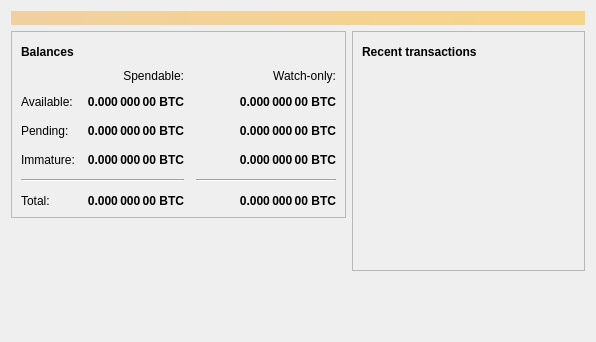
This is src/qt/forms/overviewpage.ui in iamdavidfrancis/snekcoin as Qt 5 draws it before an edit. The edited form follows.
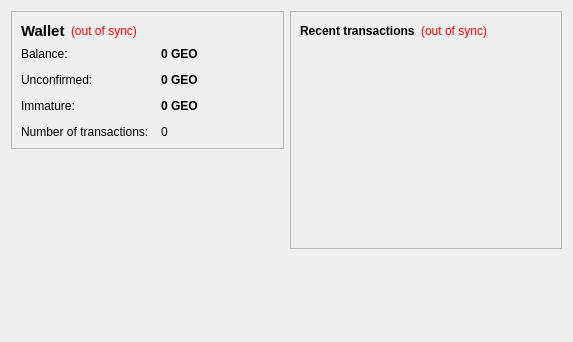
This is the edited form. Icons and pictures are not drawn.

The edit to the form file:
```diff
--- a/src/qt/forms/overviewpage.ui
+++ b/src/qt/forms/overviewpage.ui
@@ -6,31 +6,13 @@
    <rect>
     <x>0</x>
     <y>0</y>
-    <width>596</width>
+    <width>573</width>
     <height>342</height>
    </rect>
   </property>
   <property name="windowTitle">
    <string>Form</string>
   </property>
-  <layout class="QVBoxLayout" name="topLayout">
-   <item>
-    <widget class="QLabel" name="labelAlerts">
-     <property name="visible">
-      <bool>false</bool>
-     </property>
-     <property name="styleSheet">
-      <string notr="true">background-color: qlineargradient(x1: 0, y1: 0, x2: 1, y2: 0, stop:0 #F0D0A0, stop:1 #F8D488); color:#000000;</string>
-     </property>
-     <property name="wordWrap">
-      <bool>true</bool>
-     </property>
-     <property name="margin">
-      <number>3</number>
-     </property>
-    </widget>
-   </item>
-   <item>
     <layout class="QHBoxLayout" name="horizontalLayout" stretch="1,1">
      <item>
       <layout class="QVBoxLayout" name="verticalLayout_2">
@@ -49,202 +31,33 @@
              <widget class="QLabel" name="label_5">
               <property name="font">
                <font>
+              <pointsize>11</pointsize>
                 <weight>75</weight>
                 <bold>true</bold>
                </font>
               </property>
               <property name="text">
-               <string>Balances</string>
+             <string>Wallet</string>
               </property>
              </widget>
             </item>
             <item>
-             <widget class="QPushButton" name="labelWalletStatus">
-              <property name="enabled">
-               <bool>false</bool>
-              </property>
-              <property name="maximumSize">
-               <size>
-                <width>30</width>
-                <height>16777215</height>
-               </size>
-              </property>
+           <widget class="QLabel" name="labelWalletStatus">
               <property name="toolTip">
-               <string>The displayed information may be out of date. Your wallet automatically synchronizes with the Snekcoin network after a connection is established, but this process has not completed yet.</string>
-              </property>
-              <property name="text">
-               <string/>
-              </property>
-              <property name="icon">
-               <iconset resource="../bitcoin.qrc">
-                <normaloff>:/icons/warning</normaloff>
-                <disabledoff>:/icons/warning</disabledoff>:/icons/warning</iconset>
-              </property>
-              <property name="iconSize">
-               <size>
-                <width>24</width>
-                <height>24</height>
-               </size>
-              </property>
-              <property name="flat">
-               <bool>true</bool>
-              </property>
-             </widget>
-            </item>
-            <item>
-             <spacer name="horizontalSpacer_3">
-              <property name="orientation">
-               <enum>Qt::Horizontal</enum>
-              </property>
-              <property name="sizeHint" stdset="0">
-               <size>
-                <width>40</width>
-                <height>20</height>
-               </size>
-              </property>
-             </spacer>
-            </item>
-           </layout>
-          </item>
-          <item>
-           <layout class="QGridLayout" name="gridLayout">
-            <property name="spacing">
-             <number>12</number>
-            </property>
-            <item row="2" column="2">
-             <widget class="QLabel" name="labelWatchPending">
-              <property name="font">
-               <font>
-                <weight>75</weight>
-                <bold>true</bold>
-               </font>
-              </property>
-              <property name="cursor">
-               <cursorShape>IBeamCursor</cursorShape>
-              </property>
-              <property name="toolTip">
-               <string>Unconfirmed transactions to watch-only addresses</string>
-              </property>
+             <string>The displayed information may be out of date. Your wallet automatically synchronizes with the SnekCoin network after a connection is established, but this process has not completed yet.</string>
+            </property>
+            <property name="styleSheet">
+             <string notr="true">QLabel { color: red; }</string>
+            </property>
               <property name="text">
-               <string notr="true">0.000 000 00 BTC</string>
+             <string notr="true">(out of sync)</string>
               </property>
               <property name="alignment">
-               <set>Qt::AlignRight|Qt::AlignTrailing|Qt::AlignVCenter</set>
-              </property>
-              <property name="textInteractionFlags">
-               <set>Qt::LinksAccessibleByMouse|Qt::TextSelectableByKeyboard|Qt::TextSelectableByMouse</set>
-              </property>
-             </widget>
-            </item>
-            <item row="2" column="1">
-             <widget class="QLabel" name="labelUnconfirmed">
-              <property name="font">
-               <font>
-                <weight>75</weight>
-                <bold>true</bold>
-               </font>
-              </property>
-              <property name="cursor">
-               <cursorShape>IBeamCursor</cursorShape>
-              </property>
-              <property name="toolTip">
-               <string>Total of transactions that have yet to be confirmed, and do not yet count toward the spendable balance</string>
-              </property>
-              <property name="text">
-               <string notr="true">0.000 000 00 BTC</string>
-              </property>
-              <property name="alignment">
-               <set>Qt::AlignRight|Qt::AlignTrailing|Qt::AlignVCenter</set>
-              </property>
-              <property name="textInteractionFlags">
-               <set>Qt::LinksAccessibleByMouse|Qt::TextSelectableByKeyboard|Qt::TextSelectableByMouse</set>
-              </property>
-             </widget>
-            </item>
-            <item row="3" column="2">
-             <widget class="QLabel" name="labelWatchImmature">
-              <property name="font">
-               <font>
-                <weight>75</weight>
-                <bold>true</bold>
-               </font>
-              </property>
-              <property name="cursor">
-               <cursorShape>IBeamCursor</cursorShape>
-              </property>
-              <property name="toolTip">
-               <string>Mined balance in watch-only addresses that has not yet matured</string>
-              </property>
-              <property name="text">
-               <string notr="true">0.000 000 00 BTC</string>
-              </property>
-              <property name="alignment">
-               <set>Qt::AlignRight|Qt::AlignTrailing|Qt::AlignVCenter</set>
-              </property>
-              <property name="textInteractionFlags">
-               <set>Qt::LinksAccessibleByMouse|Qt::TextSelectableByKeyboard|Qt::TextSelectableByMouse</set>
-              </property>
-             </widget>
-            </item>
-            <item row="4" column="0" colspan="2">
-             <widget class="Line" name="line">
-              <property name="orientation">
-               <enum>Qt::Horizontal</enum>
-              </property>
-             </widget>
-            </item>
-            <item row="4" column="2">
-             <widget class="Line" name="lineWatchBalance">
-              <property name="sizePolicy">
-               <sizepolicy hsizetype="Preferred" vsizetype="Fixed">
-                <horstretch>0</horstretch>
-                <verstretch>0</verstretch>
-               </sizepolicy>
-              </property>
-              <property name="minimumSize">
-               <size>
-                <width>140</width>
-                <height>0</height>
-               </size>
-              </property>
-              <property name="orientation">
-               <enum>Qt::Horizontal</enum>
-              </property>
-             </widget>
-            </item>
-            <item row="5" column="0">
-             <widget class="QLabel" name="labelTotalText">
-              <property name="text">
-               <string>Total:</string>
-              </property>
-             </widget>
-            </item>
-            <item row="3" column="1">
-             <widget class="QLabel" name="labelImmature">
-              <property name="font">
-               <font>
-                <weight>75</weight>
-                <bold>true</bold>
-               </font>
-              </property>
-              <property name="cursor">
-               <cursorShape>IBeamCursor</cursorShape>
-              </property>
-              <property name="toolTip">
-               <string>Mined balance that has not yet matured</string>
-              </property>
-              <property name="text">
-               <string notr="true">0.000 000 00 BTC</string>
-              </property>
-              <property name="alignment">
-               <set>Qt::AlignRight|Qt::AlignTrailing|Qt::AlignVCenter</set>
-              </property>
-              <property name="textInteractionFlags">
-               <set>Qt::LinksAccessibleByMouse|Qt::TextSelectableByKeyboard|Qt::TextSelectableByMouse</set>
-              </property>
-             </widget>
-            </item>
-            <item row="2" column="3">
+             <set>Qt::AlignLeading|Qt::AlignLeft|Qt::AlignVCenter</set>
+            </property>
+           </widget>
+          </item>
+          <item>
              <spacer name="horizontalSpacer_2">
               <property name="orientation">
                <enum>Qt::Horizontal</enum>
@@ -257,40 +70,28 @@
               </property>
              </spacer>
             </item>
-            <item row="3" column="0">
-             <widget class="QLabel" name="labelImmatureText">
-              <property name="text">
-               <string>Immature:</string>
-              </property>
-             </widget>
-            </item>
-            <item row="5" column="1">
-             <widget class="QLabel" name="labelTotal">
-              <property name="font">
-               <font>
-                <weight>75</weight>
-                <bold>true</bold>
-               </font>
-              </property>
-              <property name="cursor">
-               <cursorShape>IBeamCursor</cursorShape>
-              </property>
-              <property name="toolTip">
-               <string>Your current total balance</string>
-              </property>
+         </layout>
+        </item>
+        <item>
+         <layout class="QFormLayout" name="formLayout_2">
+          <property name="fieldGrowthPolicy">
+           <enum>QFormLayout::AllNonFixedFieldsGrow</enum>
+          </property>
+          <property name="horizontalSpacing">
+           <number>12</number>
+          </property>
+          <property name="verticalSpacing">
+           <number>12</number>
+          </property>
+          <item row="0" column="0">
+           <widget class="QLabel" name="label">
               <property name="text">
-               <string notr="true">0.000 000 00 BTC</string>
-              </property>
-              <property name="alignment">
-               <set>Qt::AlignRight|Qt::AlignTrailing|Qt::AlignVCenter</set>
-              </property>
-              <property name="textInteractionFlags">
-               <set>Qt::LinksAccessibleByMouse|Qt::TextSelectableByKeyboard|Qt::TextSelectableByMouse</set>
-              </property>
-             </widget>
-            </item>
-            <item row="5" column="2">
-             <widget class="QLabel" name="labelWatchTotal">
+             <string>Balance:</string>
+            </property>
+           </widget>
+          </item>
+          <item row="0" column="1">
+           <widget class="QLabel" name="labelBalance">
               <property name="font">
                <font>
                 <weight>75</weight>
@@ -301,38 +102,25 @@
                <cursorShape>IBeamCursor</cursorShape>
               </property>
               <property name="toolTip">
-               <string>Current total balance in watch-only addresses</string>
+             <string>Your current balance</string>
               </property>
               <property name="text">
-               <string notr="true">0.000 000 00 BTC</string>
-              </property>
-              <property name="alignment">
-               <set>Qt::AlignRight|Qt::AlignTrailing|Qt::AlignVCenter</set>
-              </property>
+             <string notr="true">0 GEO</string>
+            </property>
               <property name="textInteractionFlags">
                <set>Qt::LinksAccessibleByMouse|Qt::TextSelectableByKeyboard|Qt::TextSelectableByMouse</set>
               </property>
              </widget>
             </item>
-            <item row="0" column="2">
-             <widget class="QLabel" name="labelWatchonly">
-              <property name="text">
-               <string>Watch-only:</string>
-              </property>
-              <property name="alignment">
-               <set>Qt::AlignRight|Qt::AlignTrailing|Qt::AlignVCenter</set>
-              </property>
-             </widget>
-            </item>
             <item row="1" column="0">
-             <widget class="QLabel" name="labelBalanceText">
+           <widget class="QLabel" name="label_3">
               <property name="text">
-               <string>Available:</string>
+             <string>Unconfirmed:</string>
               </property>
              </widget>
             </item>
             <item row="1" column="1">
-             <widget class="QLabel" name="labelBalance">
+           <widget class="QLabel" name="labelUnconfirmed">
               <property name="font">
                <font>
                 <weight>75</weight>
@@ -343,58 +131,56 @@
                <cursorShape>IBeamCursor</cursorShape>
               </property>
               <property name="toolTip">
-               <string>Your current spendable balance</string>
+             <string>Total of transactions that have yet to be confirmed, and do not yet count toward the current balance</string>
               </property>
               <property name="text">
-               <string notr="true">0.000 000 00 BTC</string>
-              </property>
-              <property name="alignment">
-               <set>Qt::AlignRight|Qt::AlignTrailing|Qt::AlignVCenter</set>
-              </property>
+             <string notr="true">0 GEO</string>
+            </property>
               <property name="textInteractionFlags">
                <set>Qt::LinksAccessibleByMouse|Qt::TextSelectableByKeyboard|Qt::TextSelectableByMouse</set>
               </property>
              </widget>
             </item>
-            <item row="1" column="2">
-             <widget class="QLabel" name="labelWatchAvailable">
-              <property name="font">
-               <font>
-                <weight>75</weight>
-                <bold>true</bold>
-               </font>
-              </property>
-              <property name="cursor">
-               <cursorShape>IBeamCursor</cursorShape>
-              </property>
+          <item row="3" column="0">
+           <widget class="QLabel" name="label_2">
+            <property name="text">
+             <string>Number of transactions:</string>
+            </property>
+           </widget>
+          </item>
+          <item row="3" column="1">
+           <widget class="QLabel" name="labelNumTransactions">
               <property name="toolTip">
-               <string>Your current balance in watch-only addresses</string>
+             <string>Total number of transactions in wallet</string>
               </property>
               <property name="text">
-               <string notr="true">0.000 000 00 BTC</string>
-              </property>
-              <property name="alignment">
-               <set>Qt::AlignRight|Qt::AlignTrailing|Qt::AlignVCenter</set>
-              </property>
-              <property name="textInteractionFlags">
-               <set>Qt::LinksAccessibleByMouse|Qt::TextSelectableByKeyboard|Qt::TextSelectableByMouse</set>
+             <string notr="true">0</string>
               </property>
              </widget>
             </item>
             <item row="2" column="0">
-             <widget class="QLabel" name="labelPendingText">
+           <widget class="QLabel" name="labelImmatureText">
               <property name="text">
-               <string>Pending:</string>
+             <string>Immature:</string>
               </property>
              </widget>
             </item>
-            <item row="0" column="1">
-             <widget class="QLabel" name="labelSpendable">
+          <item row="2" column="1">
+           <widget class="QLabel" name="labelImmature">
+            <property name="font">
+             <font>
+              <weight>75</weight>
+              <bold>true</bold>
+             </font>
+            </property>
+            <property name="toolTip">
+             <string>Mined balance that has not yet matured</string>
+            </property>
               <property name="text">
-               <string>Spendable:</string>
-              </property>
-              <property name="alignment">
-               <set>Qt::AlignRight|Qt::AlignTrailing|Qt::AlignVCenter</set>
+             <string notr="true">0 GEO</string>
+            </property>
+            <property name="textInteractionFlags">
+             <set>Qt::LinksAccessibleByMouse|Qt::TextSelectableByKeyboard|Qt::TextSelectableByMouse</set>
               </property>
              </widget>
             </item>
@@ -416,25 +202,6 @@
          </property>
         </spacer>
        </item>
-       <item>
-        <widget class="QLabel" name="label_wallet_bgcoin">
-         <property name="text">
-          <string/>
-         </property>
-         <property name="pixmap">
-          <pixmap resource="../bitcoin.qrc">:/icons/wallet_bgcoin</pixmap>
-         </property>
-         <property name="scaledContents">
-          <bool>false</bool>
-         </property>
-         <property name="alignment">
-          <set>Qt::AlignCenter</set>
-         </property>
-         <property name="margin">
-          <number>-2</number>
-         </property>
-        </widget>
-       </item>
       </layout>
      </item>
      <item>
@@ -452,47 +219,24 @@
            <layout class="QHBoxLayout" name="horizontalLayout_2">
             <item>
              <widget class="QLabel" name="label_4">
-              <property name="font">
-               <font>
-                <weight>75</weight>
-                <bold>true</bold>
-               </font>
-              </property>
               <property name="text">
-               <string>Recent transactions</string>
+             <string>&lt;b&gt;Recent transactions&lt;/b&gt;</string>
               </property>
              </widget>
             </item>
             <item>
-             <widget class="QPushButton" name="labelTransactionsStatus">
-              <property name="enabled">
-               <bool>false</bool>
-              </property>
-              <property name="maximumSize">
-               <size>
-                <width>30</width>
-                <height>16777215</height>
-               </size>
-              </property>
+           <widget class="QLabel" name="labelTransactionsStatus">
               <property name="toolTip">
-               <string>The displayed information may be out of date. Your wallet automatically synchronizes with the Snekcoin network after a connection is established, but this process has not completed yet.</string>
+             <string>The displayed information may be out of date. Your wallet automatically synchronizes with the SnekCoin network after a connection is established, but this process has not completed yet.</string>
+            </property>
+            <property name="styleSheet">
+             <string notr="true">QLabel { color: red; }</string>
               </property>
               <property name="text">
-               <string/>
-              </property>
-              <property name="icon">
-               <iconset resource="../bitcoin.qrc">
-                <normaloff>:/icons/warning</normaloff>
-                <disabledoff>:/icons/warning</disabledoff>:/icons/warning</iconset>
-              </property>
-              <property name="iconSize">
-               <size>
-                <width>24</width>
-                <height>24</height>
-               </size>
-              </property>
-              <property name="flat">
-               <bool>true</bool>
+             <string notr="true">(out of sync)</string>
+            </property>
+            <property name="alignment">
+             <set>Qt::AlignRight|Qt::AlignTrailing|Qt::AlignVCenter</set>
               </property>
              </widget>
             </item>
@@ -545,8 +289,6 @@
           </size>
          </property>
         </spacer>
-       </item>
-      </layout>
      </item>
     </layout>
    </item>
```
Lines whose indentation alone changed are shown as unchanged.
